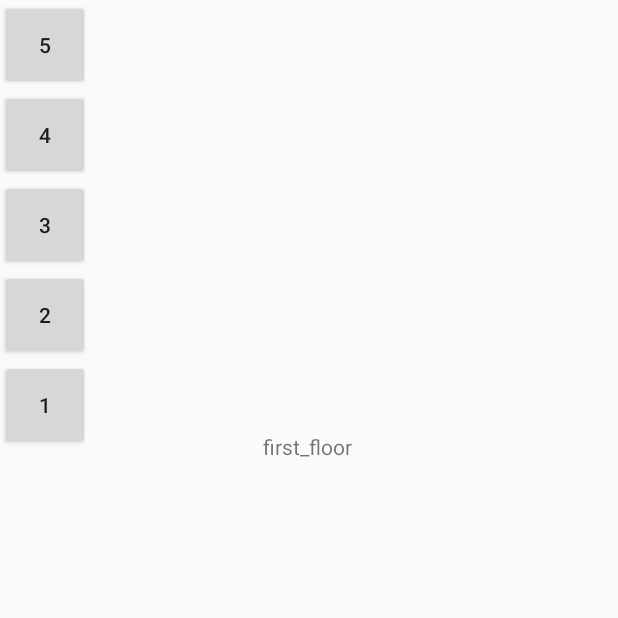
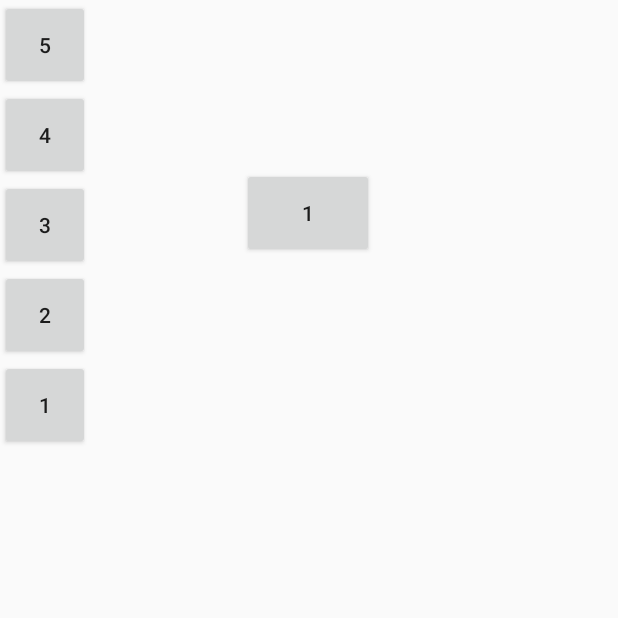
Before and after one commit to degoz16/sandbags-app, an Android app: the screen it shows after launch (MainActivity), on a phone screen of 412 x 824 dp, the top half of it. Run offline under Robolectric (Android 15) with nearby library versions, the light colour scheme and no system bars; libraries missing offline, so code that uses them is left out: com.davemorrissey.labs; 11 statements that could not run were skipped.

Commit message:
#2 added map prototype and sample pin

```diff
--- a/Sandbags/app/build.gradle
+++ b/Sandbags/app/build.gradle
@@ -20,6 +20,11 @@ android {
             proguardFiles getDefaultProguardFile('proguard-android-optimize.txt'), 'proguard-rules.pro'
         }
     }
+
+    compileOptions {
+        sourceCompatibility JavaVersion.VERSION_1_8
+        targetCompatibility JavaVersion.VERSION_1_8
+    }
 }
 
 dependencies {
@@ -29,6 +34,7 @@ dependencies {
     implementation 'androidx.constraintlayout:constraintlayout:1.1.3'
     implementation 'androidx.navigation:navigation-fragment:2.1.0'
     implementation 'androidx.navigation:navigation-ui:2.1.0'
+        implementation 'com.davemorrissey.labs:subsampling-scale-image-view-androidx:3.10.0'
     testImplementation 'junit:junit:4.12'
     androidTestImplementation 'androidx.test.ext:junit:1.1.1'
     androidTestImplementation 'androidx.test.espresso:espresso-core:3.2.0'
--- a/Sandbags/app/src/main/java/ru/nsu/fit/sandbags/MainActivity.java
+++ b/Sandbags/app/src/main/java/ru/nsu/fit/sandbags/MainActivity.java
@@ -41,13 +41,10 @@ public class MainActivity extends AppCompatActivity {
 
         for (int i = 0; i < 5; i++) {
             final int finalI = i;
-            floors[i].setOnClickListener(new View.OnClickListener() {
-                @Override
-                public void onClick(View view) {
-                    fragmentTransaction = getSupportFragmentManager().beginTransaction();
-                    fragmentTransaction.replace(R.id.frameLayout, floorFragments[finalI]);
-                    fragmentTransaction.commit();
-                }
+            floors[i].setOnClickListener(view -> {
+                fragmentTransaction = getSupportFragmentManager().beginTransaction();
+                fragmentTransaction.replace(R.id.frameLayout, floorFragments[finalI]);
+                fragmentTransaction.commit();
             });
         }
     }
--- /dev/null
+++ b/Sandbags/app/src/main/java/ru/nsu/fit/sandbags/PinView.java
@@ -0,0 +1,63 @@
+package ru.nsu.fit.sandbags;
+
+import android.content.Context;
+import android.graphics.Bitmap;
+import android.graphics.BitmapFactory;
+import android.graphics.Canvas;
+import android.graphics.Paint;
+import android.graphics.PointF;
+import android.util.AttributeSet;
+
+import com.davemorrissey.labs.subscaleview.SubsamplingScaleImageView;
+
+public class PinView extends SubsamplingScaleImageView {
+
+    private final Paint paint = new Paint();
+    private final PointF vPin = new PointF();
+    private PointF sPin;
+    private Bitmap pin;
+
+    public PinView(Context context) {
+        this(context, null);
+    }
+
+    public PinView(Context context, AttributeSet attr) {
+        super(context, attr);
+        initialise();
+    }
+
+    public void setPin(PointF sPin) {
+        this.sPin = sPin;
+        initialise();
+        invalidate();
+    }
+
+    private void initialise() {
+        float density = getResources().getDisplayMetrics().densityDpi;
+        pin = BitmapFactory.decodeResource(this.getResources(), R.drawable.pushpin_blue);
+        float w = (density/420f) * pin.getWidth();
+        float h = (density/420f) * pin.getHeight();
+        pin = Bitmap.createScaledBitmap(pin, (int)w, (int)h, true);
+    }
+
+    @Override
+    protected void onDraw(Canvas canvas) {
+        super.onDraw(canvas);
+
+        // Don't draw pin before image is ready so it doesn't move around during setup.
+        if (!isReady()) {
+            return;
+        }
+
+        paint.setAntiAlias(true);
+
+        if (sPin != null && pin != null) {
+            sourceToViewCoord(sPin, vPin);
+            float vX = vPin.x - (pin.getWidth()/2);
+            float vY = vPin.y - pin.getHeight();
+            canvas.drawBitmap(pin, vX, vY, paint);
+        }
+
+    }
+
+}
--- a/Sandbags/app/src/main/res/layout/fragment_first_floor.xml
+++ b/Sandbags/app/src/main/res/layout/fragment_first_floor.xml
@@ -1,20 +1,27 @@
 <?xml version="1.0" encoding="utf-8"?>
+
 <androidx.constraintlayout.widget.ConstraintLayout xmlns:android="http://schemas.android.com/apk/res/android"
     xmlns:app="http://schemas.android.com/apk/res-auto"
     xmlns:tools="http://schemas.android.com/tools"
     android:layout_width="match_parent"
-    android:layout_height="match_parent"
-    tools:context=".FloorFragment1">
+    android:layout_height="match_parent" >
 
-    <TextView
-        android:id="@+id/textview_first"
-        android:layout_width="wrap_content"
-        android:layout_height="wrap_content"
-        android:layout_marginTop="288dp"
-        android:text="@string/first_floor"
-        app:layout_constraintEnd_toEndOf="parent"
+    <ru.nsu.fit.sandbags.PinView
+        android:id="@+id/mapView"
+        android:layout_width="match_parent"
+        android:layout_height="match_parent"/>
+
+    <Button
+        android:id="@+id/test"
+        android:layout_width="88dp"
+        android:layout_height="60dp"
+        android:layout_weight="1"
+        android:text="@string/button_floor_1"
+        app:layout_constraintBottom_toBottomOf="@+id/mapView"
+        app:layout_constraintEnd_toEndOf="@+id/mapView"
         app:layout_constraintHorizontal_bias="0.498"
-        app:layout_constraintStart_toStartOf="parent"
-        app:layout_constraintTop_toTopOf="parent" />
+        app:layout_constraintStart_toStartOf="@+id/mapView"
+        app:layout_constraintTop_toTopOf="@+id/mapView"
+        app:layout_constraintVertical_bias="0.147" />
 
 </androidx.constraintlayout.widget.ConstraintLayout>
```
Also changed, not shown: Sandbags/app/src/main/java/ru/nsu/fit/sandbags/FloorFragment1.java (+9 -1 lines), Sandbags/app/src/main/assets/map.png (added), Sandbags/app/src/main/res/drawable-nodpi/pushpin_blue.png (added), Sandbags/app/src/main/res/drawable-nodpi/pushpin_red.png (added), Sandbags/app/src/main/res/drawable-xhdpi/ic_action_name.png (added), Sandbags/app/src/main/res/drawable-xxhdpi/ic_action_name.png (added), Sandbags/app/src/main/res/drawable-xxxhdpi/ic_action_name.png (added).
